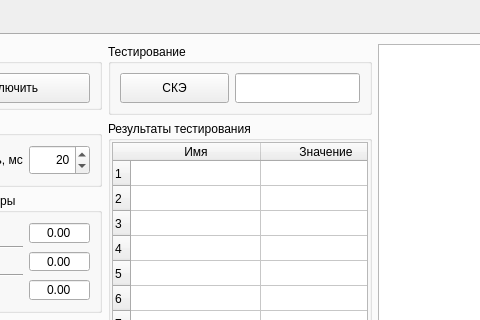
First picture: the form in main_win.ui, repository a-styuf/kpa_be_ske_lr, before the edit; both pictures show x 280 to 760 and y 0 to 320 of the 1218 by 680 pixel window.
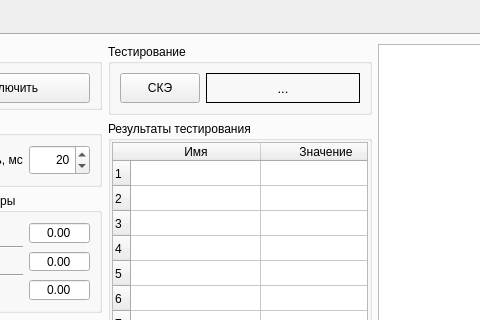
Second picture: the form after the edit.

The edit to the form file:
```diff
--- a/main_win.ui
+++ b/main_win.ui
@@ -883,7 +883,7 @@
               <property name="minimumSize">
                <size>
                 <width>250</width>
-                <height>50</height>
+                <height>65</height>
                </size>
               </property>
               <property name="title">
@@ -894,17 +894,17 @@
                 <enum>QLayout::SetMinimumSize</enum>
                </property>
                <item row="0" column="1">
-                <widget class="QLineEdit" name="SKE_SkeTestLEdit">
+                <widget class="QLabel" name="SKE_SkeTestLabel">
                  <property name="sizePolicy">
-                  <sizepolicy hsizetype="Minimum" vsizetype="Fixed">
+                  <sizepolicy hsizetype="Expanding" vsizetype="Preferred">
                    <horstretch>0</horstretch>
                    <verstretch>0</verstretch>
                   </sizepolicy>
                  </property>
                  <property name="minimumSize">
                   <size>
-                   <width>100</width>
-                   <height>30</height>
+                   <width>150</width>
+                   <height>0</height>
                   </size>
                  </property>
                  <property name="font">
@@ -912,6 +912,21 @@
                    <pointsize>10</pointsize>
                   </font>
                  </property>
+                 <property name="styleSheet">
+                  <string notr="true"/>
+                 </property>
+                 <property name="frameShape">
+                  <enum>QFrame::Box</enum>
+                 </property>
+                 <property name="lineWidth">
+                  <number>1</number>
+                 </property>
+                 <property name="midLineWidth">
+                  <number>0</number>
+                 </property>
+                 <property name="text">
+                  <string>...</string>
+                 </property>
                  <property name="alignment">
                   <set>Qt::AlignCenter</set>
                  </property>
```
Left out of the diff: 38 changed lines with no effect on the pictures.
